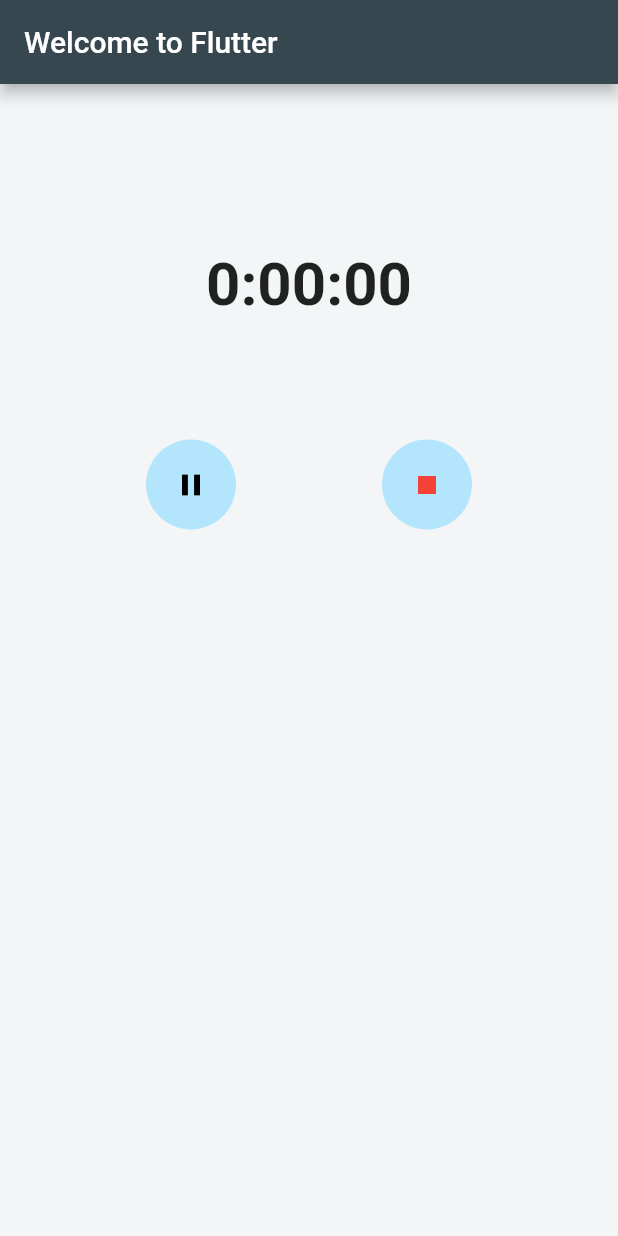
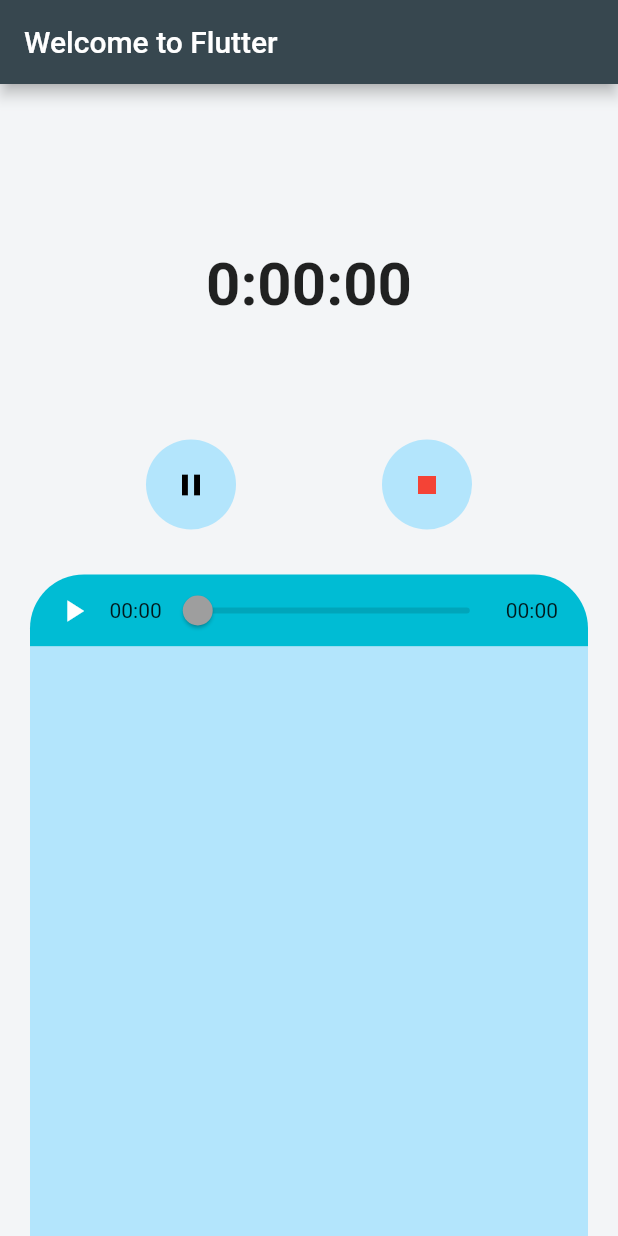
Before and after one commit to AndersKlint/flutter_besttake_sound_recorder, a Flutter app: the screen it shows after launch, after a tap on the "fiber manual record" icon, on a phone screen of 412 x 824 dp. Run offline on Flutter 3.47's test engine with Material 2 defaults, Android fonts, the light colour scheme and no system bars; our stand-ins replace fluttertoast, permission_handler, rflutter_alert; missing offline and left inert: sounds.

Commit message:
Sound player load track

```diff
--- a/lib/SoundManager.dart
+++ b/lib/SoundManager.dart
@@ -12,14 +12,6 @@ class SoundManager extends StatefulWidget {
   @override
   SoundManagerState createState() => SoundManagerState();
 
-  Future<String> getDurationFromPath(String path) async {
-    var track =
-        Track.fromFile(path, mediaFormat: WellKnownMediaFormats.adtsAac);
-    String duration;
-    await track.duration
-        .then((value) => duration = value.toString().substring(0, 7));
-    return duration;
-  }
 
   Future<String> getRecordingDirectory() async {
     requestPermission(Permission.storage);
@@ -58,6 +50,7 @@ class SoundManager extends StatefulWidget {
 
 class SoundManagerState extends State<SoundManager> {
   var _recorder = SoundRecorder();
+  var recording;
   var _isRecording = false;
   var _recordingInitialized = false;
 
@@ -142,17 +135,14 @@ class SoundManagerState extends State<SoundManager> {
     } else {
       _recorder = SoundRecorder();
       if (await Permission.microphone.request().isGranted) {
-        var recording = Track.tempFile(WellKnownMediaFormats.adtsAac);
+        recording = Track.tempFile(WellKnownMediaFormats.adtsAac);
         var recTrack = Track.fromFile(recording,
             mediaFormat: WellKnownMediaFormats.adtsAac);
-        _recorder.onStopped = ({wasUser}) {
-          _saveRecordingAlert(recording);
-          _recorder.release();
-          _recordingInitialized = false;
-        };
+
         await _recorder.record(recTrack);
+
+        setState(() {
           _recordingInitialized = true;
-        setState(() {
           _isRecording = true;
         });
       } else {
@@ -185,35 +175,39 @@ class SoundManagerState extends State<SoundManager> {
       await _recorder.resume();
     }
     await _recorder.stop();
+    _saveRecordingAlert(recording);
     setState(() {
       _isRecording = false;
+      _recorder.release();
+      _recordingInitialized = false;
     });
   }
 
   Widget buildTimeStamp() {
+    Duration interval = const Duration(milliseconds: 1000);
     return Container(
         padding: const EdgeInsets.only(top: 80, bottom: 80),
         child: Center(
           child: StreamBuilder<RecordingDisposition>(
-            stream: _recorder.dispositionStream(),
-            builder: (BuildContext context, AsyncSnapshot<RecordingDisposition> snapshot) {
+              stream: _recordingInitialized
+                  ? _recorder.dispositionStream(interval: interval)
+                  : null,
+              builder: (BuildContext context,
+                  AsyncSnapshot<RecordingDisposition> snapshot) {
                 if (snapshot.hasData) {
-                return Text( snapshot.data.duration.toString().substring(0,7),
+                  return Text(snapshot.data.duration.toString().substring(0, 7),
+                      style: TextStyle(
+                        fontWeight: FontWeight.bold,
+                        fontSize: 40, //snapshot.data.decibels,
+                      ));
+                } else {
+                  return Text('0:00:00',
                       style: TextStyle(
                         fontWeight: FontWeight.bold,
                         fontSize: 40,
                       ));
                 }
-              else {
-                return Text( '0:00:00',
-                    style: TextStyle(
-                      fontWeight: FontWeight.bold,
-                      fontSize: 40,
-                    ));
-              }
-            }
-          ),
-
+              }),
 
           //   ),
         ));
--- a/lib/main.dart
+++ b/lib/main.dart
@@ -2,6 +2,7 @@ import 'dart:async';
 import 'dart:io';
 
 import 'package:flutter/material.dart';
+import 'package:flutter/painting.dart';
 import 'package:sounds/sounds.dart';
 import 'package:permission_handler/permission_handler.dart';
 import 'package:path_provider/path_provider.dart';
@@ -40,33 +41,184 @@ class MyApp extends StatelessWidget {
                 ),
                 Expanded(
                     child: Container(
-                  child: RecordingBrowser(),
+                  child: AudioPlayerWidget(),
                 )),
               ],
             )));
   }
 }
 
+class AudioPlayerWidget extends StatefulWidget {
+  Future<String> getDurationFromPath(String path) async {
+    var track =
+        Track.fromFile(path, mediaFormat: WellKnownMediaFormats.adtsAac);
+    return getDuration(track);
+  }
+
+  Future<String> getDuration(Track track) async {
+    if (track == null) {
+      return '00:00';
+    }
+    String duration;
+    await track.duration
+        .then((value) => duration = value.toString().substring(2, 7));
+    return duration;
+  }
+
+  @override
+  _AudioPlayerWidgetState createState() => _AudioPlayerWidgetState();
+}
+
+class _AudioPlayerWidgetState extends State<AudioPlayerWidget> {
+  double _currentSliderValue = 0;
+  var _track; //Track.fromAsset('assets/sample1.aac');
+  var _player = SoundPlayer.noUI(playInBackground: true);
+  var _isPlaying = false;
+
+  @override
+  void initState() {
+    // For some reason state doesn't get updated when _player.isPlaying() is
+    // used. This workaround fixes this issue.
+    _player.onStopped = ({wasUser}) => setState(() {
+          _isPlaying = false;
+        });
+    _player.onResumed = ({wasUser}) => setState(() {
+          _isPlaying = true;
+        });
+    _player.onPaused = ({wasUser}) => setState(() {
+          _isPlaying = false;
+        });
+    _player.onStarted = ({wasUser}) => setState(() {
+          _isPlaying = true;
+        });
+    super.initState();
+  }
+
+  void loadTrack(String path) {
+    _stop();
+    _track = Track.fromFile(path, mediaFormat: WellKnownMediaFormats.adtsAac);
+    _play();
+  }
+
+  Future<void> _play() async {
+    if (_player.isPaused) {
+      await _player.resume();
+    } else {
+      await _player.play(_track);
+    }
+  }
+
+  Future<void> _pause() async {
+    if (_player.isPlaying) {
+      await _player.pause();
+    }
+  }
+
+  Future<void> _stop() async {
+    if (_player.isPlaying) {
+      _player.stop();
+    }
+  }
+
+  @override
+  void dispose() {
+    _player.release();
+    super.dispose();
+  }
+
+  @override
+  Widget build(BuildContext context) {
+    return Column(crossAxisAlignment: CrossAxisAlignment.start, children: [
+      _buildAudioPlayer(),
+      RecordingBrowser(
+        onLoadTrack: (String path) => loadTrack(path),
+      )
+    ]);
+  }
+
+  Widget _buildAudioPlayer() {
+    return Container(
+      margin: EdgeInsets.symmetric(horizontal: 20),
+      decoration: BoxDecoration(
+          color: Colors.cyan, //Theme.of(context).primaryColor,
+          borderRadius: BorderRadius.only(
+            topLeft: Radius.circular(36),
+            topRight: Radius.circular(36),
+            // bottomLeft: Radius.circular(36),
+            // bottomRight: Radius.circular(36),
+          )),
+      child: Container(
+        padding: EdgeInsets.only(right: 20, left: 5),
+        child: Row(
+          children: [
+            _isPlaying
+                ? IconButton(
+                    icon: new Icon(Icons.pause, color: Colors.white),
+                    splashRadius: 20.0,
+                    onPressed: _pause)
+                : IconButton(
+                    icon: new Icon(Icons.play_arrow, color: Colors.white),
+                    splashRadius: 20.0,
+                    onPressed: _play),
+            StreamBuilder<PlaybackDisposition>(
+                stream: _player.dispositionStream(),
+                builder: (BuildContext context,
+                    AsyncSnapshot<PlaybackDisposition> snapshot) {
+                  if (snapshot.hasData) {
+                    return Text(
+                      snapshot.data.position.toString().substring(2, 7),
+                    );
+                  } else {
+                    return Text('00:00');
+                  }
+                }),
+            Expanded(child: _seekBarWidget()),
+            FutureBuilder(
+                future: widget.getDuration(_track),
+                initialData: "00:00",
+                builder: (BuildContext context, AsyncSnapshot<String> text) {
+                  return text == null ? Text('00:00') : Text(text.data);
+                }),
+          ],
+        ),
+      ),
+    );
+  }
+
+  Widget _seekBarWidget() {
+    return StreamBuilder<PlaybackDisposition>(
+        stream: _player.dispositionStream(),
+        builder: (BuildContext context,
+            AsyncSnapshot<PlaybackDisposition> snapshot) {
+          if (snapshot.hasData) {
+            return Slider(
+                value: snapshot.data.position.inSeconds.toDouble(),
+                min: 0,
+                max: snapshot.data.duration.inSeconds.toDouble(),
+                );
+          } else {
+            return Slider(value: 0);
+            ;
+          }
+        });
+  }
+}
+
 class RecordingBrowser extends StatefulWidget {
+  final Function(String) onLoadTrack;
+
+  RecordingBrowser({@required this.onLoadTrack});
+
   @override
   _RecordingBrowserState createState() => _RecordingBrowserState();
 }
 
 class _RecordingBrowserState extends State<RecordingBrowser> {
   final _biggerFont = TextStyle(fontSize: 18.0);
-  var _track = Track.fromAsset('assets/sample1.aac');
-  var _player = SoundPlayer.noUI();
-  var _isPlaying =
-  false; // player.isPlaying is async, so this workaround will update widget state properly
-
 
   @override
   Widget build(BuildContext context) {
     return _buildRecordings();
-  }
-
-  void loadTrack(String path) {
-    _track = Track.fromFile(path, mediaFormat: WellKnownMediaFormats.adtsAac);
   }
 
   Future<List<FileSystemEntity>> _recordingDirContents() async {
@@ -76,55 +228,26 @@ class _RecordingBrowserState extends State<RecordingBrowser> {
     return files;
   }
 
-  void _play() {
-    if (_player.isStopped) {
-      _player = SoundPlayer.noUI();
-    }
-    if (_player.isPaused) {
-      _player.resume();
-    } else {
-      _player.play(_track);
-      print(_track.path);
-    }
-    _isPlaying = true;
-  }
-
-  void _pause() {
-    if (_isPlaying) {
-      _player.pause();
-      _isPlaying = false;
-    }
-  }
-
-  void _stop() {
-    _pause();
-    _player.stop();
-    _player.release();
-    setState(() {
-      // TODO
-    });
-  }
-
   Widget _buildRecordings() {
     return FutureBuilder(
         future: _recordingDirContents(),
         builder: (BuildContext context, AsyncSnapshot snapshot) {
-          switch (snapshot.connectionState) {
-            case ConnectionState.none:
-            case ConnectionState.waiting:
-              return new Text('loading...');
-            default:
-              if (snapshot.hasError)
-                return new Text('Error: ${snapshot.error}');
-              else
           return _createListView(context, snapshot);
-          }
         });
   }
 
   Widget _createListView(BuildContext context, AsyncSnapshot snapshot) {
     List<FileSystemEntity> files = snapshot.data;
-    return new ListView.builder(
+    return Expanded(
+        child: Container(
+            margin: EdgeInsets.symmetric(horizontal: 20),
+            decoration: BoxDecoration(
+              color: Theme.of(context).accentColor,
+              //borderRadius: BorderRadius.only(
+              //  topLeft: Radius.circular(36),
+              // topRight: Radius.circular(36))
+            ),
+            child: new ListView.builder(
               itemCount: files.length,
               itemBuilder: (BuildContext context, int index) {
                 var file = files[index];
@@ -132,14 +255,23 @@ class _RecordingBrowserState extends State<RecordingBrowser> {
                   children: <Widget>[
                     new ListTile(
                       title: new Text(basename(file.path)),
-                trailing: FutureBuilder(
-                    future: SoundManager().getDurationFromPath(file.path),
+                      trailing: Row(mainAxisSize: MainAxisSize.min, children: [
+                        IconButton(
+                          icon: new Icon(Icons.play_arrow, color: Colors.black),
+                          onPressed: () {
+                            widget.onLoadTrack(file.path);
+                          },
+                        ),
+                        SizedBox(width: 10),
+                        FutureBuilder(
+                            future: AudioPlayerWidget()
+                                .getDurationFromPath(file.path),
                             initialData: "0:00:00",
-                    builder:
-                        (BuildContext context, AsyncSnapshot<String> text) {
+                            builder: (BuildContext context,
+                                AsyncSnapshot<String> text) {
                               return Text(text.data);
                             }),
-             // onTap: () =>  SoundManagerState().loadTrack(file.path),
+                      ]),
                     ),
                     new Divider(
                       height: 2.0,
@@ -147,6 +279,6 @@ class _RecordingBrowserState extends State<RecordingBrowser> {
                   ],
                 );
               },
-    );
+            )));
   }
 }
```
Lines whose indentation alone changed are shown as unchanged.
